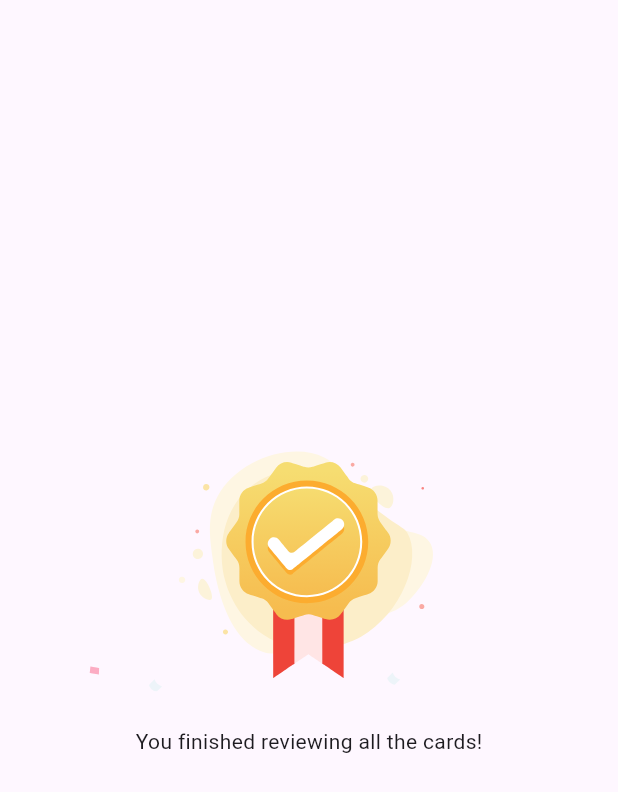
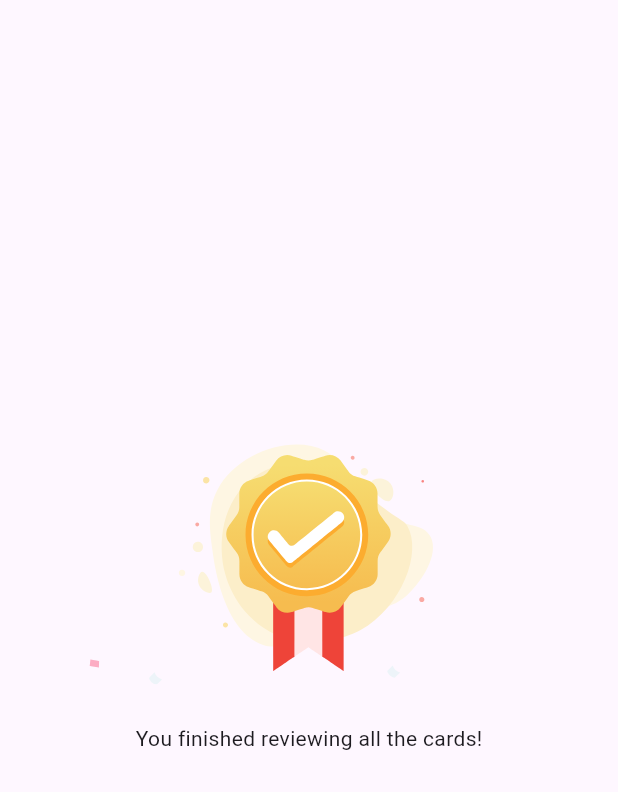
Before and after one commit to Ahmad-Dorri/flutter_learn, a Flutter app: the CongratsScreen screen opened directly, on a phone screen of 412 x 824 dp. Shown: the top 792 px of the screen. Run offline on Flutter 3.47's test engine with Material 3 defaults, Android fonts, the phone set to English and light mode, and no system bars; our stand-ins replace audioplayers, bloc, dio, flutter_bloc, flutter_screenutil, freezed_annotation and 4 more; accounts and stored records are empty.

Commit message:
Add flutter screen util for responsive desin

```diff
--- a/lib/learn/view/congrats_screen.dart
+++ b/lib/learn/view/congrats_screen.dart
@@ -1,4 +1,5 @@
 import 'package:flutter/material.dart';
+import 'package:langeek_flutter/widgets/base/dimens.dart';
 import 'package:lottie/lottie.dart';
 
 class CongratsScreen extends StatelessWidget {
@@ -12,9 +13,9 @@ class CongratsScreen extends StatelessWidget {
           mainAxisAlignment: MainAxisAlignment.center,
           children: [
             Lottie.asset('assets/lottie/congrats.json'),
-            const SizedBox(height: 16),
+            SizedBox(height: Dimens.height_16),
             const Text('You finished reviewing all the cards!'),
-            const SizedBox(height: 32),
+            SizedBox(height: Dimens.height_32),
           ],
         ),
       ),
--- a/lib/learn/view/home_screen.dart
+++ b/lib/learn/view/home_screen.dart
@@ -1,12 +1,12 @@
 import 'package:flutter/material.dart';
 import 'package:flutter_bloc/flutter_bloc.dart';
-import 'package:hive_flutter/hive_flutter.dart';
 import 'package:langeek_flutter/configs/route_paths.dart';
 import 'package:langeek_flutter/data/data.dart';
 import 'package:langeek_flutter/data/services/result_state.dart';
 import 'package:langeek_flutter/di/service_locator.dart';
 import 'package:langeek_flutter/learn/cubit/leitner_cubit.dart';
 import 'package:langeek_flutter/learn/learn.dart';
+import 'package:langeek_flutter/widgets/base/dimens.dart';
 
 class HomeScreen extends StatelessWidget {
   const HomeScreen({super.key});
@@ -56,8 +56,8 @@ class HomeScreen extends StatelessWidget {
                       if (context.read<LeitnerCubit>().state.cards.isNotEmpty)
                         Column(
                           children: [
-                            const SizedBox(
-                              height: 24,
+                            SizedBox(
+                              height: Dimens.height_16,
                             ),
                             ElevatedButton(
                               onPressed: () {
--- /dev/null
+++ b/lib/widgets/base/dimens.dart
@@ -0,0 +1,36 @@
+import 'package:flutter_screenutil/flutter_screenutil.dart';
+
+class Dimens {
+  static double height_16 = setHeight(16.0);
+  static double height_24 = setHeight(24.0);
+  static double height_32 = setHeight(32.0);
+
+  static double width_16 = setWidth(16.0);
+  static double width_24 = setWidth(24.0);
+  static double width_32 = setWidth(32.0);
+
+  static double font_16 = setSp(16.0);
+  static double font_24 = setSp(24.0);
+  static double font_32 = setSp(32.0);
+
+  static double border_8 = setBorderRadios(8.0);
+  static double border_16 = setBorderRadios(16.0);
+  static double border_24 = setBorderRadios(24.0);
+
+
+  static double setWidth(double size) {
+    return size.w;
+  }
+
+  static double setHeight(double size) {
+    return size.h;
+  }
+
+  static double setSp(double fontSize) {
+    return fontSize.sp;
+  }
+
+  static double setBorderRadios(double borderRadios) {
+    return borderRadios.r;
+  }
+}
--- a/pubspec.yaml
+++ b/pubspec.yaml
@@ -23,6 +23,7 @@ dependencies:
   lottie: ^3.2.0
   hive: ^2.2.3
   hive_flutter: ^1.1.0
+  flutter_screenutil: ^5.9.3
 
 dev_dependencies:
   flutter_test:
```
Also changed, not shown: lib/configs/app_router.dart (+20 -5 lines), lib/learn/view/learn_screen.dart (+11 -10 lines), lib/widgets/base/screen_util_base.dart (added, +23 -0 lines), pubspec.lock.
